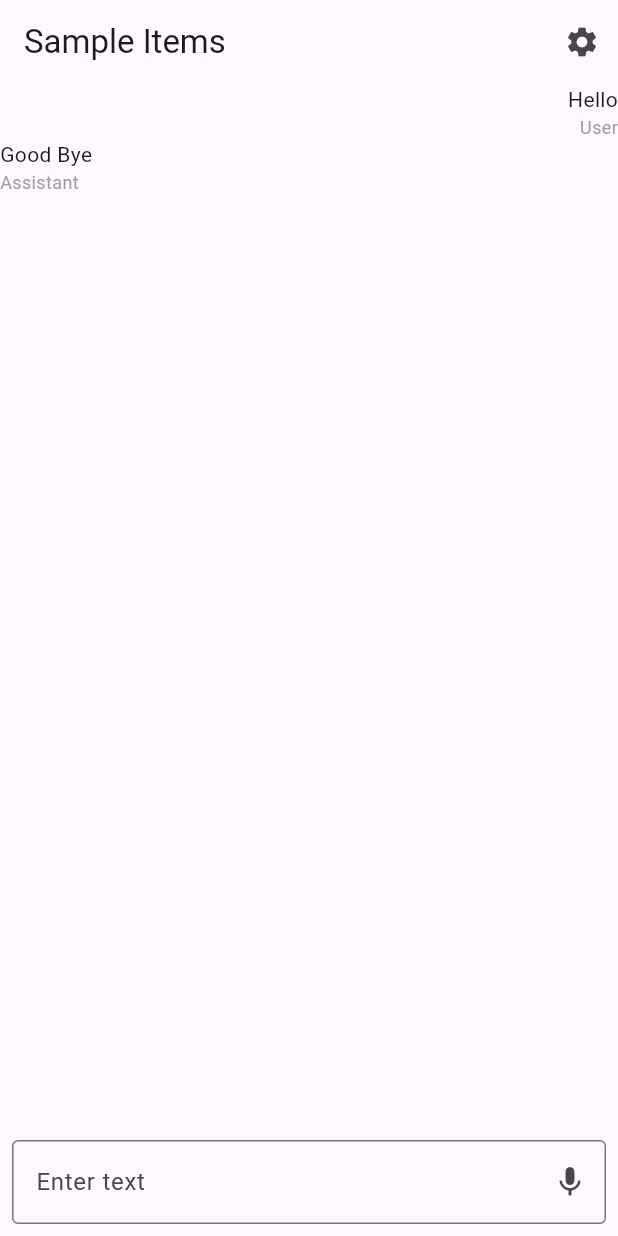
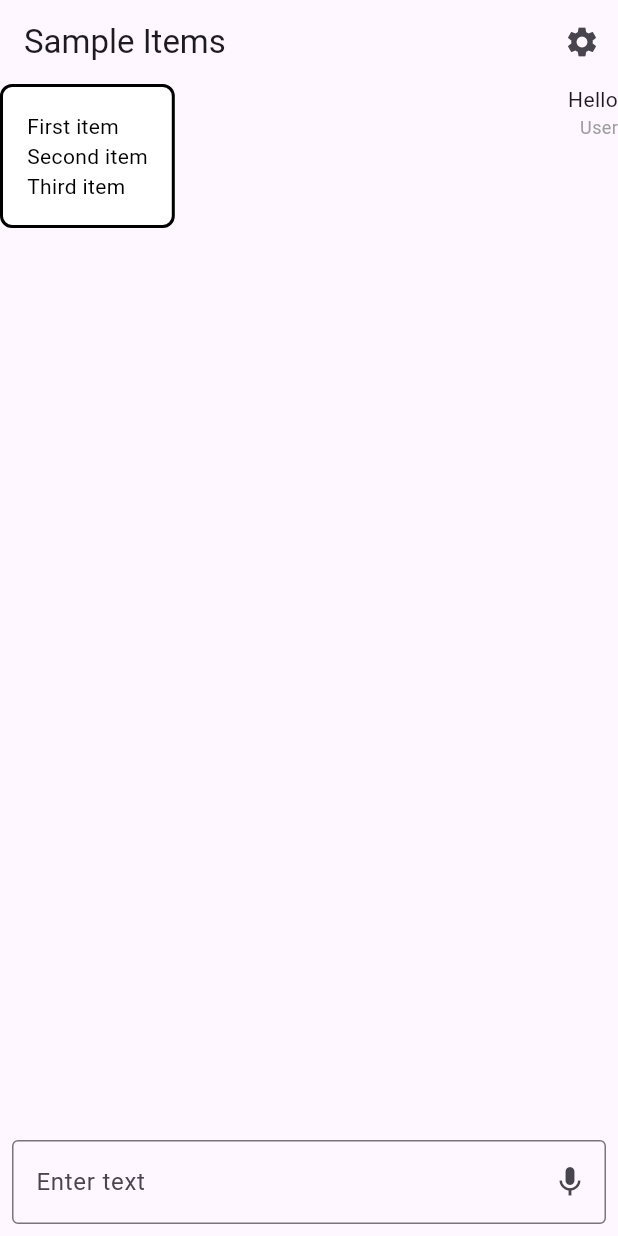
Before and after one commit to toruishihara/AIShopList, a Flutter app: the screen it shows after launch, on a phone screen of 412 x 824 dp. Run offline on Flutter 3.47's test engine with Material 3 defaults, Android fonts, the phone set to English and light mode, and no system bars; our stand-ins replace flutter_tts; missing offline and left inert: record.

Commit message:
Chat, Transcribe -> Repository

```diff
--- a/ai_shop_list/lib/src/network/open_ai_client.dart
+++ b/ai_shop_list/lib/src/network/open_ai_client.dart
@@ -1,57 +1,4 @@
-import 'dart:convert';
-import 'dart:io';
-import 'package:http/http.dart' as http;
-// ignore: depend_on_referenced_packages
-import 'package:http_parser/http_parser.dart';
-
 class OpenAiClient {
-  static const _base = 'api.openai.com';
-  static const _token = String.fromEnvironment('OPENAI_API_KEY'); // set via --dart-define
-
-  Future<Map<String, dynamic>> chat(String userText) async {
-    final uri = Uri.https(_base, '/v1/chat/completions');
-    final res = await http.post(
-      uri,
-      headers: {
-        'Authorization': 'Bearer $_token',
-        'Content-Type': 'application/json',
-      },
-      body: jsonEncode({
-        'model': 'gpt-4o-mini',
-        'messages': [
-          {'role': 'user', 'content': userText}
-        ],
-      }),
-    );
-    if (res.statusCode >= 200 && res.statusCode < 300) {
-      return jsonDecode(res.body) as Map<String, dynamic>;
-    }
-    throw Exception('OpenAI error: ${res.statusCode} ${res.body}');
-  }
-
-    /// NEW: Whisper transcription (wav → text)
-  Future<String> transcribeWav(File wavFile, {String? language}) async {
-    final uri = Uri.https(_base, '/v1/audio/transcriptions');
-    final req = http.MultipartRequest('POST', uri)
-      ..headers['Authorization'] = 'Bearer $_token'
-      ..fields['model'] = 'whisper-1'; // model name
-    if (language != null && language.isNotEmpty) {
-      req.fields['language'] = language; // e.g. "ja", "en"
-    }
-    req.files.add(
-      await http.MultipartFile.fromPath(
-        'file',
-        wavFile.path,
-        contentType: MediaType('audio', 'wav'),
-      ),
-    );
-
-    final streamed = await req.send();
-    final res = await http.Response.fromStream(streamed);
-    if (res.statusCode ~/ 100 == 2) {
-      final json = jsonDecode(res.body) as Map<String, dynamic>;
-      return (json['text'] ?? '').toString();
-    }
-    throw Exception('OpenAI transcribe error: ${res.statusCode} ${res.body}');
-  }
+  final String base = 'api.openai.com';
+  static const String apiKey = String.fromEnvironment('OPENAI_API_KEY'); // set via --dart-define
 }
--- /dev/null
+++ b/ai_shop_list/lib/src/repository/chat_repository.dart
@@ -0,0 +1,32 @@
+import 'package:ai_shop_list/src/network/open_ai_client.dart';
+import 'dart:convert';
+import 'package:http/http.dart' as http;
+
+class ChatRepository {
+  ChatRepository(this.api);
+  final OpenAiClient api;
+
+  final List<Map<String, String>> _history = [];
+  List<Map<String, String>> get history => List.unmodifiable(_history);
+
+  Future<Map<String, dynamic>> chat(String userText) async {
+    final uri = Uri.https(api.base, '/v1/chat/completions');
+    final res = await http.post(
+      uri,
+      headers: {
+        'Authorization': 'Bearer ${OpenAiClient.apiKey}',
+        'Content-Type': 'application/json',
+      },
+      body: jsonEncode({
+        'model': 'gpt-4o-mini',
+        'messages': [
+          {'role': 'user', 'content': userText}
+        ],
+      }),
+    );
+    if (res.statusCode >= 200 && res.statusCode < 300) {
+      return jsonDecode(res.body) as Map<String, dynamic>;
+    }
+    throw Exception('OpenAI error: ${res.statusCode} ${res.body}');
+  }
+}
--- a/ai_shop_list/lib/src/view/chat_item_list_view.dart
+++ b/ai_shop_list/lib/src/view/chat_item_list_view.dart
@@ -16,7 +16,7 @@ class ChatItemListView extends StatelessWidget {
 
   @override
   Widget build(BuildContext context) {
-    final chatViewModel = Provider.of<ChatViewModel>(context);
+    Provider.of<ChatViewModel>(context);
 
     return Scaffold(
       appBar: AppBar(
@@ -33,7 +33,35 @@ class ChatItemListView extends StatelessWidget {
           ),
         ],
       ),
-      body: Column(
+      body: Stack(
+        children: [ buildChatColumn(context), buildColumnExample(context) ],
+      ),
+    );
+  }
+
+  Widget buildColumnExample(BuildContext context) {
+    return Container(
+      padding: const EdgeInsets.all(16),
+      decoration: BoxDecoration(
+        color: Colors.white,
+        border: Border.all(color: Colors.black, width: 2),
+        borderRadius: BorderRadius.circular(8),
+      ),
+      child: Column(
+        mainAxisSize: MainAxisSize.min,
+        crossAxisAlignment: CrossAxisAlignment.start,
+        children: const [
+          Text("First item", style: TextStyle(color: Colors.black)),
+          Text("Second item", style: TextStyle(color: Colors.black)),
+          Text("Third item", style: TextStyle(color: Colors.black)),
+        ],
+      ),
+    );
+  }
+
+  Widget buildChatColumn(BuildContext context) {
+    final chatViewModel = Provider.of<ChatViewModel>(context);
+    return Column(
       children: [
         Expanded(
           child: ListView.builder(
@@ -51,8 +79,8 @@ class ChatItemListView extends StatelessWidget {
                   children: [
                     Text(msg.text),
                     Text(isUser ? 'User' : 'Assistant',
-                          style: const TextStyle(
-                              fontSize: 12, color: Colors.grey)),
+                        style:
+                            const TextStyle(fontSize: 12, color: Colors.grey)),
                   ],
                 ),
               );
@@ -70,7 +98,6 @@ class ChatItemListView extends StatelessWidget {
                 onPressed: () {
                   if (kDebugMode) {
                     print("Mic pressed");
-
                   }
                   final vm = context.read<ChatViewModel>();
                   vm.handleMicButton();
@@ -87,7 +114,6 @@ class ChatItemListView extends StatelessWidget {
           ),
         ),
       ],
-      ),
     );
   }
 }
--- a/ai_shop_list/lib/src/view_model/chat_view_model.dart
+++ b/ai_shop_list/lib/src/view_model/chat_view_model.dart
@@ -1,5 +1,7 @@
 import 'dart:io';
 
+import 'package:ai_shop_list/src/repository/chat_repository.dart';
+import 'package:ai_shop_list/src/repository/transcription_repository.dart';
 import 'package:flutter/foundation.dart';
 import 'package:flutter_tts/flutter_tts.dart';
 // ignore: depend_on_referenced_packages
@@ -10,6 +12,8 @@ import '../network/open_ai_client.dart';
 
 class ChatViewModel extends ChangeNotifier {
   final OpenAiClient _client;
+  late final chatRepo = ChatRepository(_client);
+  late final transRepo = TranscriptionRepository(_client);
 
   bool _loading = false;
   bool get loading => _loading;
@@ -29,7 +33,7 @@ class ChatViewModel extends ChangeNotifier {
 
     try {
       _messages.add(ChatMessage(role: ChatRole.user, text: text));
-      final json = await _client.chat(text);
+      final json = await chatRepo.chat(text);
       final reply = json['choices']?[0]?['message']?['content'] ?? '';
       _messages.add(ChatMessage(role: ChatRole.openai, text: reply));
       _loading = false;
@@ -109,19 +113,6 @@ class ChatViewModel extends ChangeNotifier {
   }
 
   Future<String?> runTranscription(String path) async {
-    try {
-      final file = File(path); // e.g. /storage/emulated/0/…/sample.wav
-      final text = await _client.transcribeWav(
-        file,
-        language: 'en', // optional
-      );
-      // use `text` (update state, notify listeners, etc.)
-      print(' $text');
-      return text;
-    } catch (e, st) {
-      // handle errors (network, file not found, 401, etc.)
-      print('Transcription failed: $e\n$st');
-      return null;
-    }
+      return await transRepo.transcribe(path);
   }
 }
```
Also changed, not shown: ai_shop_list/lib/src/repository/transcription_repository.dart (added, +56 -0 lines). Lines whose indentation alone changed are shown as unchanged.
